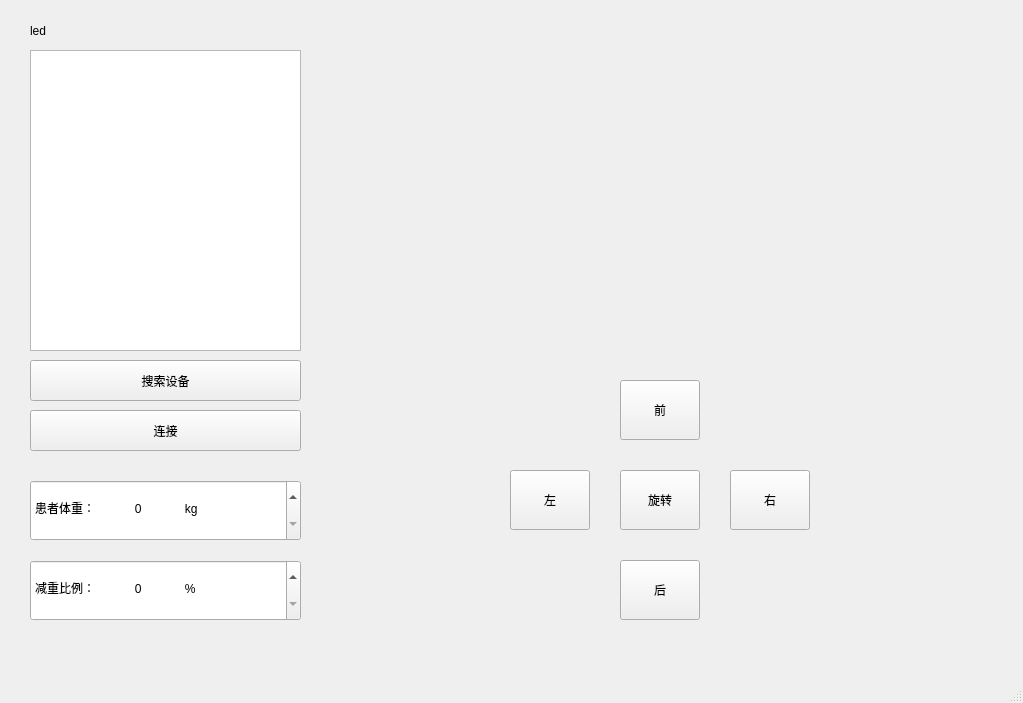
This is mainwindow.ui in Uranus625/weight_loss as Qt 5 draws it before an edit. The edited form follows.
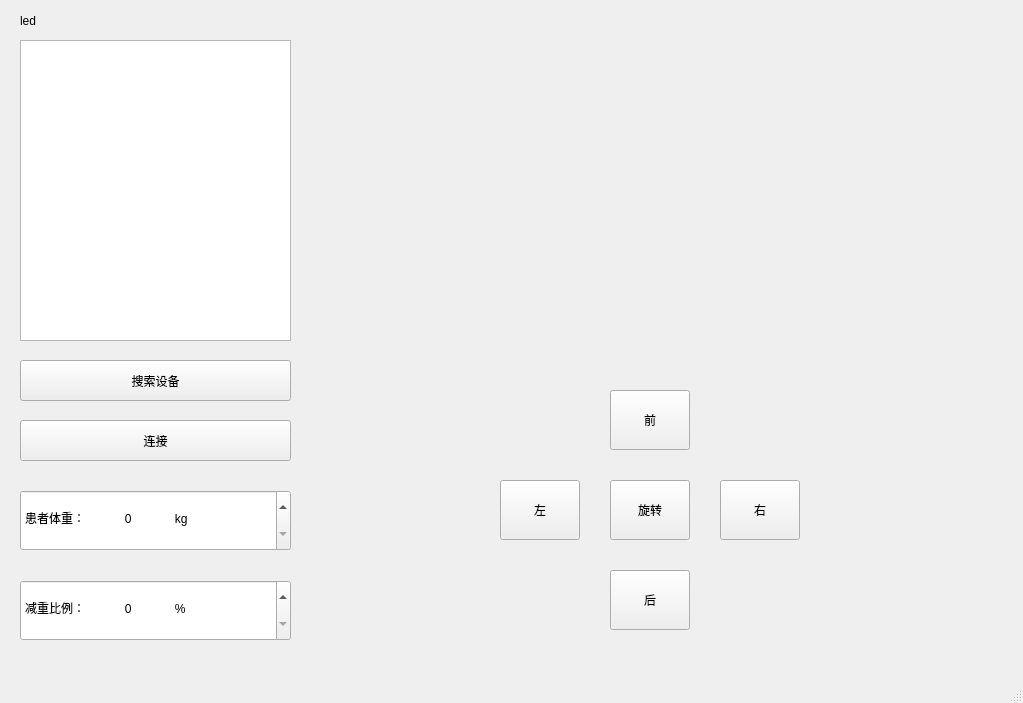
This is the edited form. Custom widgets are drawn as their Qt base class.

Patch:
```diff
--- a/mainwindow.ui
+++ b/mainwindow.ui
@@ -14,30 +14,43 @@
    <string>MainWindow</string>
   </property>
   <widget class="QWidget" name="centralwidget">
-   <widget class="QWidget" name="widget" native="true">
+   <widget class="QSpinBox" name="spinBox_2">
     <property name="geometry">
      <rect>
-      <x>10</x>
-      <y>10</y>
-      <width>1001</width>
-      <height>641</height>
+      <x>20</x>
+      <y>580</y>
+      <width>271</width>
+      <height>61</height>
      </rect>
     </property>
-    <widget class="QListWidget" name="listWidget">
+    <property name="suffix">
+     <string>             %</string>
+    </property>
+    <property name="prefix">
+     <string>减重比例：            </string>
+    </property>
+   </widget>
+   <widget class="QSpinBox" name="spinBox">
      <property name="geometry">
       <rect>
        <x>20</x>
-       <y>40</y>
+      <y>490</y>
        <width>271</width>
-       <height>301</height>
-      </rect>
-     </property>
+      <height>61</height>
+     </rect>
+    </property>
+    <property name="suffix">
+     <string>             kg</string>
+    </property>
+    <property name="prefix">
+     <string>患者体重：            </string>
+    </property>
     </widget>
     <widget class="QPushButton" name="search_button">
      <property name="geometry">
       <rect>
        <x>20</x>
-       <y>350</y>
+      <y>360</y>
        <width>271</width>
        <height>41</height>
       </rect>
@@ -50,7 +63,7 @@
      <property name="geometry">
       <rect>
        <x>20</x>
-       <y>400</y>
+      <y>420</y>
        <width>271</width>
        <height>41</height>
       </rect>
@@ -59,66 +72,24 @@
       <string>连接</string>
      </property>
     </widget>
-    <widget class="QSpinBox" name="spinBox">
+   <widget class="QPushButton" name="left_button">
      <property name="geometry">
       <rect>
-       <x>20</x>
-       <y>470</y>
-       <width>271</width>
-       <height>61</height>
-      </rect>
-     </property>
-     <property name="suffix">
-      <string>             kg</string>
-     </property>
-     <property name="prefix">
-      <string>患者体重：            </string>
-     </property>
-    </widget>
-    <widget class="QSpinBox" name="spinBox_2">
-     <property name="geometry">
-      <rect>
-       <x>20</x>
-       <y>550</y>
-       <width>271</width>
-       <height>61</height>
-      </rect>
-     </property>
-     <property name="suffix">
-      <string>             %</string>
-     </property>
-     <property name="prefix">
-      <string>减重比例：            </string>
-     </property>
-    </widget>
-    <widget class="QCustomPlot" name="myCustomPlot" native="true">
-     <property name="geometry">
-      <rect>
-       <x>320</x>
-       <y>10</y>
-       <width>661</width>
-       <height>331</height>
-      </rect>
-     </property>
-    </widget>
-    <widget class="QPushButton" name="revolve_button">
-     <property name="geometry">
-      <rect>
-       <x>610</x>
-       <y>460</y>
+      <x>500</x>
+      <y>480</y>
        <width>80</width>
        <height>60</height>
       </rect>
      </property>
      <property name="text">
-      <string>旋转</string>
+     <string>左</string>
      </property>
     </widget>
     <widget class="QPushButton" name="behind_button">
      <property name="geometry">
       <rect>
        <x>610</x>
-       <y>550</y>
+      <y>570</y>
        <width>80</width>
        <height>60</height>
       </rect>
@@ -127,11 +98,24 @@
       <string>后</string>
      </property>
     </widget>
+   <widget class="QPushButton" name="revolve_button">
+    <property name="geometry">
+     <rect>
+      <x>610</x>
+      <y>480</y>
+      <width>80</width>
+      <height>60</height>
+     </rect>
+    </property>
+    <property name="text">
+     <string>旋转</string>
+    </property>
+   </widget>
     <widget class="QPushButton" name="right_button">
      <property name="geometry">
       <rect>
        <x>720</x>
-       <y>460</y>
+      <y>480</y>
        <width>80</width>
        <height>60</height>
       </rect>
@@ -144,7 +128,7 @@
      <property name="geometry">
       <rect>
        <x>610</x>
-       <y>370</y>
+      <y>390</y>
        <width>80</width>
        <height>60</height>
       </rect>
@@ -153,18 +137,15 @@
       <string>前</string>
      </property>
     </widget>
-    <widget class="QPushButton" name="left_button">
+   <widget class="QListWidget" name="listWidget">
      <property name="geometry">
       <rect>
-       <x>500</x>
-       <y>460</y>
-       <width>80</width>
-       <height>60</height>
-      </rect>
-     </property>
-     <property name="text">
-      <string>左</string>
-     </property>
+      <x>20</x>
+      <y>40</y>
+      <width>271</width>
+      <height>301</height>
+     </rect>
+    </property>
     </widget>
     <widget class="QLabel" name="flag">
      <property name="geometry">
@@ -179,6 +160,15 @@
       <string>led</string>
      </property>
     </widget>
+   <widget class="QCustomPlot" name="myCustomPlot" native="true">
+    <property name="geometry">
+     <rect>
+      <x>330</x>
+      <y>20</y>
+      <width>661</width>
+      <height>331</height>
+     </rect>
+    </property>
    </widget>
   </widget>
   <widget class="QMenuBar" name="menubar">
```
Lines whose indentation alone changed are shown as unchanged.
